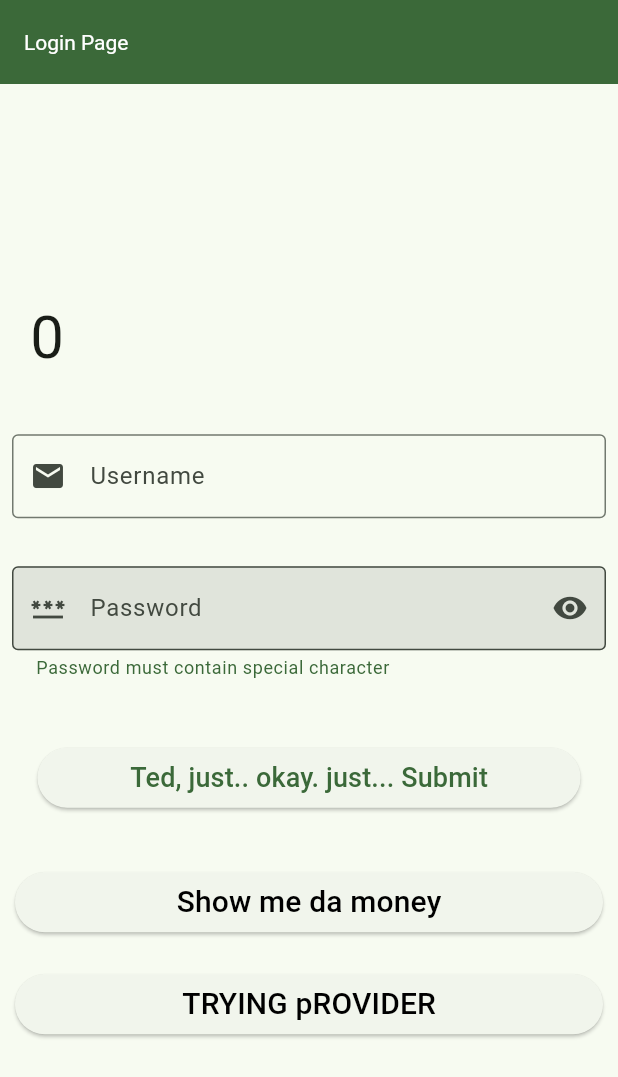
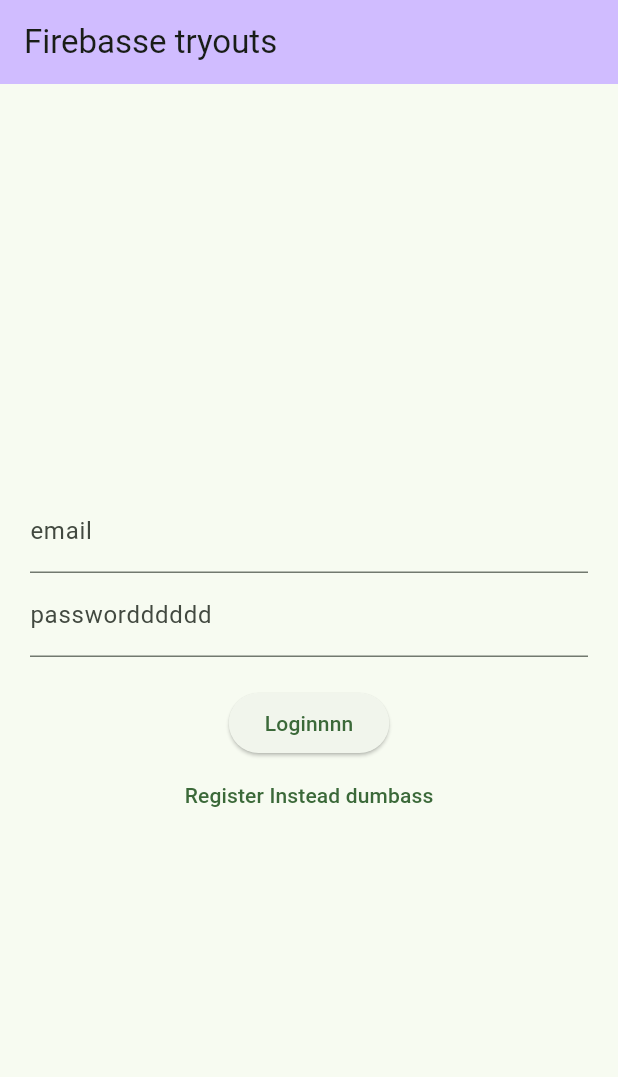
Before and after one commit to Adityak215/apptest, a Flutter app: the screen it shows after launch, on a phone screen of 412 x 824 dp. Shown: the top 1077 px of the screen. Run offline on Flutter 3.47's test engine with Material 3 defaults, Android fonts, the phone set to English and light mode, and no system bars; our stand-ins replace firebase_auth, firebase_core; accounts and stored records are empty; Roboto replaces fonts that are missing (Crunchy Time, Sigmar).

Commit message:
Firebase initialized
firebase initilized, tried auth once, not working yet.

```diff
--- /dev/null
+++ b/lib/auth.dart
@@ -0,0 +1,35 @@
+import 'dart:async';
+import 'package:firebase_auth/firebase_auth.dart';
+
+class Auth {
+  final FirebaseAuth _fireAuth = FirebaseAuth.instance;
+
+  User? get currentUser => _fireAuth.currentUser;
+
+  Stream<User?> get authStateChanges => _fireAuth.authStateChanges();
+
+  Future<void> signInWEmailPass({
+      required String email,
+      required String pass,
+  }) async {
+    await _fireAuth.signInWithEmailAndPassword(
+      email: email,
+      password: pass,
+      );
+  }
+
+  Future<void> createUserWEmailPass({
+      required String email,
+      required String pass,
+  }) async {
+    await _fireAuth.createUserWithEmailAndPassword(
+      email: email,
+      password: pass,
+      );
+  }
+
+  Future<void> signTFOut() async {
+    await _fireAuth.signOut();
+  }
+
+}
--- /dev/null
+++ b/lib/firelogin.dart
@@ -0,0 +1,105 @@
+import 'package:firebase_auth/firebase_auth.dart';
+import 'package:apptest/auth.dart';
+import 'package:flutter/material.dart';
+
+
+class FireloginIG extends StatefulWidget {
+  const FireloginIG({super.key});
+
+  @override
+  State<FireloginIG> createState() => _FireloginIGState();
+}
+
+class _FireloginIGState extends State<FireloginIG> {
+
+  String? errortextapparently = '';
+  bool isLoginfr = true;
+
+  final TextEditingController _emailshi = TextEditingController();
+  final TextEditingController _passshi = TextEditingController();
+
+  Future<void> signwitemailpassWTVR() async{
+    try{
+      await Auth().signInWEmailPass(
+        email: _emailshi.text,
+        pass: _passshi.text,);
+    } on FirebaseAuthException catch (e){
+      setState(() {
+        errortextapparently = e.message;
+      });
+    }
+  }
+
+  Future<void> createFireUserWitEmailPass() async {
+    try{
+      await Auth().createUserWEmailPass(
+        email: _emailshi.text,
+        pass: _passshi.text);
+    } on FirebaseAuthException catch (e){
+      setState(() {
+        errortextapparently = e.message;
+      });
+    }
+  }
+
+  Widget _tittle(){
+    return const Text('Firebasse tryouts');
+  }
+
+  Widget _entryareaaaa(String title, TextEditingController cuntroller){
+    return TextField(
+      controller: cuntroller,
+      decoration: InputDecoration(
+        labelText: title,
+      ),
+    );
+  }
+
+  Widget _errobitch(){
+    return Text(errortextapparently == ''?'': 'PERVERT ? $errortextapparently');
+  }
+
+  Widget _submitterrr(){
+    return ElevatedButton(
+      onPressed: isLoginfr? signwitemailpassWTVR: createFireUserWitEmailPass,
+      child: Text(isLoginfr? 'Loginnnn' : 'Register fucker'),
+      );
+  }
+
+  Widget _loginRegistrwotttt(){
+    return TextButton(
+      onPressed: (){
+        setState(() {
+          isLoginfr = !isLoginfr;
+        });
+      },
+      child: Text(isLoginfr? 'Register Instead dumbass': 'Login whore')
+      );
+  }
+
+  @override
+  Widget build(BuildContext context) {
+    return Scaffold(
+      appBar: AppBar(
+        title:_tittle()),
+
+      body: Container(
+        height: double.infinity,
+        width: double.infinity,
+        padding: const EdgeInsets.all(20),
+        child: Column(
+          crossAxisAlignment: CrossAxisAlignment.center,
+          mainAxisAlignment: MainAxisAlignment.center,
+          children: <Widget>[
+            _entryareaaaa('email', _emailshi),
+            _entryareaaaa('passwordddddd', _passshi),
+            _errobitch(),
+            _submitterrr(),
+            _loginRegistrwotttt(),
+          ],
+        ),
+      ),
+
+    );
+  }
+}
--- a/lib/main.dart
+++ b/lib/main.dart
@@ -1,9 +1,14 @@
 import 'package:apptest/myprovider.dart';
 import 'package:flutter/material.dart';
-import 'home.dart';
 import 'package:provider/provider.dart';
+// import 'login.dart';
+// import 'signup.dart';
+import 'widdattreee.dart';
+import 'package:firebase_core/firebase_core.dart';
 
-void main() {
+Future<void> main() async {
+  WidgetsFlutterBinding.ensureInitialized();
+  await Firebase.initializeApp();
   runApp(const MyApp());
 }
 
@@ -20,176 +25,16 @@ class MyApp extends StatelessWidget {
       child: MaterialApp(
       theme: ThemeData(
         fontFamily: 'Sigmar',
-        //primarySwatch: Colors.cyan,
         colorScheme: ColorScheme.fromSeed(seedColor: Colors.green),
         appBarTheme:  AppBarTheme(
-
-          //color: Theme.of(context).colorScheme.onPrimary,
-          backgroundColor: Theme.of(context).colorScheme.inversePrimary,
-          //foregroundColor: Theme.of(context).colorScheme.inversePrimary,
-
+              backgroundColor: Theme.of(context).colorScheme.inversePrimary,
         ),
         useMaterial3: true,
         visualDensity: VisualDensity.adaptivePlatformDensity,
       ),
       debugShowCheckedModeBanner: false,
-      home: const LoginPg(), //setting Loginpg class as first screen
+      home: const WidgetTREEE(), //setting Loginpg class as first screen
       )
     );
   }
 }
-
-class LoginPg extends StatefulWidget {
-  const LoginPg({super.key});
-
-  @override
-  State<LoginPg> createState() => _LoginPgState();
-}
-
-class _LoginPgState extends State<LoginPg> {
-
-  final usern = TextEditingController();
-  final pass = TextEditingController();
-  @override
-  void initState() {
-    super.initState();
-    //passwordVisible = true;
-  }
-
-  @override
-  Widget build(BuildContext context) {
-    //print('everything built');
-    //final visualprovider= Provider.of<Countpro>(context, listen:false);
-    //this doesnt work for multiple providers.. shoulda known smh.
-    return Scaffold(
-      appBar: AppBar(
-        backgroundColor: Theme.of(context).colorScheme.primary,
-        title: const Text('Login Page'),
-        titleTextStyle: const TextStyle(fontFamily: 'Crunchy Time'),
-      ),
-
-      body: Center(
-        child: ListView(
-          shrinkWrap: true,
-          //mainAxisAlignment: MainAxisAlignment.center,
-          children: <Widget>[
-            Padding(
-              padding: const EdgeInsets.all(20),
-              child: Consumer<Countpro>(builder: (context, value, child) {
-                return Text(value.count.toString(),
-                style: const TextStyle(fontSize: 40),
-                  );
-              },)
-            ),
-            Consumer<Boolprovider>(builder: (context, value, child) {
-              return Visibility(
-                visible: value.showkey,
-                child: //Text(visualprovider.showkey.toString()),
-                Text('Welcome, "${pass.text}" was your Password'),
-                );
-            },),
-            Padding(
-              padding: const EdgeInsets.symmetric(horizontal: 8, vertical: 16),
-              child: TextFormField(
-                controller: usern,
-                decoration: const InputDecoration(
-                  border: OutlineInputBorder(),
-                  prefixIcon: Icon(Icons.email),
-                  hintText: 'Enter Your Username',
-                  labelText: "Username",
-                ),
-              ),
-            ),
-            Consumer<Boolprovider>(builder: (context, value,child){
-              return Padding(
-                padding: const EdgeInsets.symmetric(horizontal: 8, vertical: 16),
-                child: TextFormField(
-                  controller: pass,
-                  obscureText: value.passwordVisible,
-                  decoration: InputDecoration(
-                    border: const OutlineInputBorder(),
-                    prefixIcon: const Icon(Icons.password),
-                    hintText: "Password",
-                    labelText: "Password",
-                    helperText: "Password must contain special character",
-                    helperStyle:
-                         TextStyle(color: Theme.of(context).colorScheme.primary,),
-                    suffixIcon: IconButton(
-                      icon: Icon(value.passwordVisible
-                          ? Icons.visibility
-                          : Icons.visibility_off),
-                      onPressed: () {
-                        // setState(
-                        //   () {
-                        //     passwordVisible = !passwordVisible;
-                        //   },
-                        // );
-                          value.setpass();
-                        },
-                      ),
-                      alignLabelWithHint: false,
-                      filled: true,
-                    ),
-                    keyboardType: TextInputType.visiblePassword,
-                    textInputAction: TextInputAction.done,
-                  ),
-                );
-            },),
-            Padding(
-              padding: const EdgeInsets.all(25),
-              child: ElevatedButton(
-                onPressed: () {
-                  Navigator.push(context,
-                    MaterialPageRoute(
-                        builder: (context) => SecondScreen(
-                              user: usern.text,
-                              pass: pass.text,
-                            )),
-                  );
-                },
-                child: Text(
-                  'Ted, just.. okay. just... Submit',
-                  style: TextStyle(
-                      fontSize: 18.0, color: Theme.of(context).colorScheme.primary,),
-                ),
-              ),
-            ),
-            Consumer<Boolprovider>(builder: (context, value, child) {
-              return Padding(
-                padding: const EdgeInsets.all(10),
-                child: ElevatedButton(
-                  onPressed: () {
-                    // setState(() {
-                    //   showkey = !showkey;
-                    // });
-                    value.setkey();
-                  },
-                  child: const Text(
-                    'Show me da money',
-                    style: TextStyle(
-                        fontSize: 20.0, color: Color.fromARGB(255, 0, 0, 0)),
-                    ),
-                  ),
-                );
-            },),
-            Consumer<Countpro>(builder: (context, value, child) {
-              return Padding(
-                padding: const EdgeInsets.all(10),
-                child: ElevatedButton(
-                  onPressed: () {
-                    value.setcount();
-                  },
-                  child: const Text(
-                    'TRYING pROVIDER',
-                    style: TextStyle(
-                        fontSize: 20.0, color: Color.fromARGB(255, 0, 0, 0)),
-                  ),
-                ),
-              );
-            },),
-          ],
-        ),
-      ),
-    );
-  }
-}
--- /dev/null
+++ b/lib/widdattreee.dart
@@ -0,0 +1,27 @@
+import 'package:apptest/auth.dart';
+import 'package:apptest/firelogin.dart';
+import 'package:apptest/firehome.dart';
+import 'package:flutter/material.dart';
+
+
+class WidgetTREEE extends StatefulWidget {
+  const WidgetTREEE({super.key});
+
+  @override
+  State<WidgetTREEE> createState() => _WidgetTREEEState();
+}
+
+class _WidgetTREEEState extends State<WidgetTREEE> {
+  @override
+  Widget build(BuildContext context) {
+    return StreamBuilder(
+      stream: Auth().authStateChanges,
+      builder: ((context, snapshot) {
+        if (snapshot.hasData){
+          return Firehomie();
+        } else {
+          return FireloginIG();
+        }
+      }));
+  }
+}
--- a/pubspec.yaml
+++ b/pubspec.yaml
@@ -37,6 +37,8 @@ dependencies:
   cupertino_icons: ^1.0.2
   dynamic_color: ^1.6.5
   provider: ^6.0.5
+  firebase_auth: ^4.17.8
+  firebase_core: ^2.27.0
 
 dev_dependencies:
   flutter_test:
```
Also changed, not shown: lib/firehome.dart (added, +58 -0 lines), lib/home.dart (+5 -5 lines), lib/login.dart (added, +161 -0 lines), lib/signup.dart (added, +162 -0 lines), lib/Pages/attendance.dart (renamed from lib/attendance.dart), lib/Pages/dummy.dart (renamed from lib/dummy.dart), lib/Pages/exam_info.dart (renamed from lib/exam_info.dart), lib/Pages/personal.dart (renamed from lib/personal.dart), lib/Pages/tester.dart (renamed from lib/tester.dart), pubspec.lock, 8 other files.
